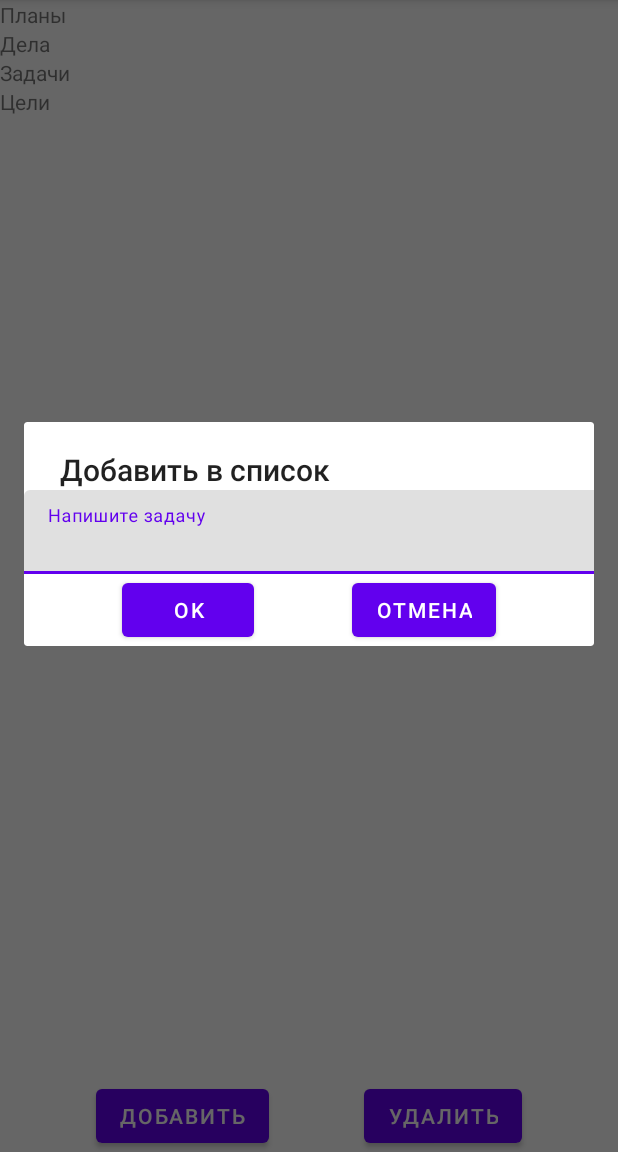
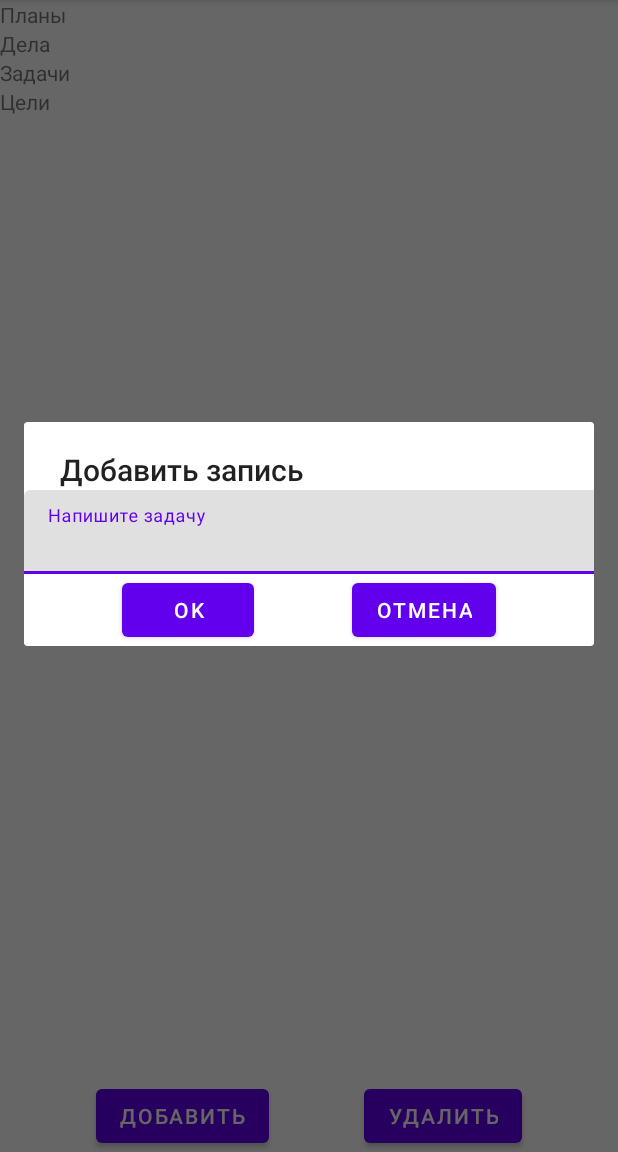
Before and after one commit to alinkasazzz/2022, an Android app: the screen it shows after launch (MainActivity), after a tap on "ДОБАВИТЬ", on a phone screen of 412 x 824 dp, the part 84-1236 px from its top. Run offline under Robolectric (Android 15) with nearby library versions, the phone set to English and light mode, and no system bars.

Commit message:
Реализация создания диалоговых окон через патерн СТРОИТЕЛЬ (Builder).

```diff
--- a/app/src/main/java/ru/project1/MainActivity.java
+++ b/app/src/main/java/ru/project1/MainActivity.java
@@ -2,12 +2,11 @@ package ru.project1;
 
 import androidx.appcompat.app.AppCompatActivity;
 import androidx.fragment.app.FragmentManager;
-import androidx.fragment.app.FragmentTransaction;
 import androidx.recyclerview.widget.LinearLayoutManager;
 import androidx.recyclerview.widget.RecyclerView;
 
 import android.os.Bundle;
-import android.view.View;
+import android.util.Log;
 import android.widget.Button;
 
 import java.util.ArrayList;
@@ -17,8 +16,9 @@ import ru.project1.list.NotesAdapter;
 public class MainActivity extends AppCompatActivity {
 
     NotesAdapter adapter;
-   private Button buttonAdd;
-   private Button buttonDelete;
+    private Button buttonAdd;
+    private Button buttonDelete;
+    private MyDialogFragment dialog;
 
     @Override
     protected void onCreate(Bundle savedInstanceState) {
@@ -41,18 +41,24 @@ public class MainActivity extends AppCompatActivity {
         recyclerView.setAdapter(adapter);
 
     }
-    private void setButtonAddClickListener(){
+
+    private void setButtonAddClickListener() {
         buttonAdd.setOnClickListener(view -> {
             FragmentManager manager = getSupportFragmentManager();
-            MyDialogFragment myDialogFragment = new MyDialogFragment();
-            myDialogFragment.show(manager, "myDialog");
+            dialog = new MyDialogFragment("Добавить запись")
+                    .setPositiveClick(v -> Log.d("TEST", "Запись добавлена"))
+                    .setNegativeClick(v -> dialog.dismiss());
+            dialog.show(manager, "myDialog");
         });
     }
-    private void setButtonDeleteClickListener(){
+
+    private void setButtonDeleteClickListener() {
         buttonDelete.setOnClickListener(view -> {
             FragmentManager manager = getSupportFragmentManager();
-            MyDialogFragment myDialogFragment = new MyDialogFragment();
-            myDialogFragment.show(manager, "myDialog");
+            dialog = new MyDialogFragment("Удалить запись")
+                    .setPositiveClick(v -> Log.d("TEST", "Запись удалена"))
+                    .setNegativeClick(v -> dialog.dismiss());
+            dialog.show(manager, "myDialog");
         });
     }
 
--- a/app/src/main/java/ru/project1/MyDialogFragment.java
+++ b/app/src/main/java/ru/project1/MyDialogFragment.java
@@ -2,52 +2,45 @@ package ru.project1;
 
 
 import android.app.Dialog;
-import android.content.Context;
-import android.content.DialogInterface;
 import android.os.Bundle;
-import android.util.Log;
-import android.view.LayoutInflater;
 import android.view.View;
-import android.view.ViewGroup;
-import android.widget.Button;
-import android.widget.TextView;
-import android.widget.Toast;
 
 import androidx.annotation.NonNull;
 import androidx.annotation.Nullable;
 import androidx.appcompat.app.AlertDialog;
 import androidx.appcompat.app.AppCompatDialogFragment;
-import androidx.fragment.app.FragmentManager;
-import androidx.fragment.app.FragmentTransaction;
+import androidx.fragment.app.DialogFragment;
 
-import java.util.Objects;
+import ru.project1.list.MyDialogFragmentBuilder;
 
-public class MyDialogFragment extends AppCompatDialogFragment {
+public class MyDialogFragment extends AppCompatDialogFragment implements MyDialogFragmentBuilder {
 
+    private final String title;
+    private View.OnClickListener onPositiveClick, onNegativeClick;
 
-    final String LOG_TAG = "myLogs";
+    public MyDialogFragment(String title) {
+        this.title = title;
+    }
+
+    @Override
+    public MyDialogFragment setPositiveClick(View.OnClickListener listener) {
+        this.onPositiveClick = listener;
+        return this;
+    }
+
+    @Override
+    public MyDialogFragment setNegativeClick(View.OnClickListener listener) {
+        this.onNegativeClick = listener;
+        return this;
+    }
 
     @NonNull
     @Override
     public Dialog onCreateDialog(@Nullable Bundle savedInstanceState) {
         AlertDialog.Builder builder = new AlertDialog.Builder(requireActivity());
-        LayoutInflater inflater = requireActivity().getLayoutInflater();
-        builder.setTitle("Добавить в список");
-        View view = inflater.inflate(R.layout.fragment_add, null);
-        Button buttonOk =  view.findViewById(R.id.button_ok);
-        Button buttonCansel =  view.findViewById(R.id.button_cancel);
-
-        buttonOk.setOnClickListener(v -> Toast.makeText(getContext(),"omg",
-                Toast.LENGTH_SHORT).show());
-        buttonCansel.setOnClickListener(v -> this.dismiss());
-
-        builder.setView(view);
-        return  builder.create();
+        View view = requireActivity().getLayoutInflater().inflate(R.layout.fragment_add, null);
+        view.findViewById(R.id.button_ok).setOnClickListener(onPositiveClick);
+        view.findViewById(R.id.button_cancel).setOnClickListener(onNegativeClick);
+        return builder.setTitle(title).setView(view).create();
     }
-
-
-
-
-
-
 }
--- /dev/null
+++ b/app/src/main/java/ru/project1/list/MyDialogFragmentBuilder.java
@@ -0,0 +1,16 @@
+package ru.project1.list;
+
+import android.view.View;
+
+import ru.project1.MyDialogFragment;
+
+/**
+ * Author: v.menshov
+ * Date: 07,июль,2022
+ * Task:
+ */
+public interface MyDialogFragmentBuilder {
+
+    MyDialogFragment setPositiveClick(View.OnClickListener listener);
+    MyDialogFragment setNegativeClick(View.OnClickListener listener);
+}
```
